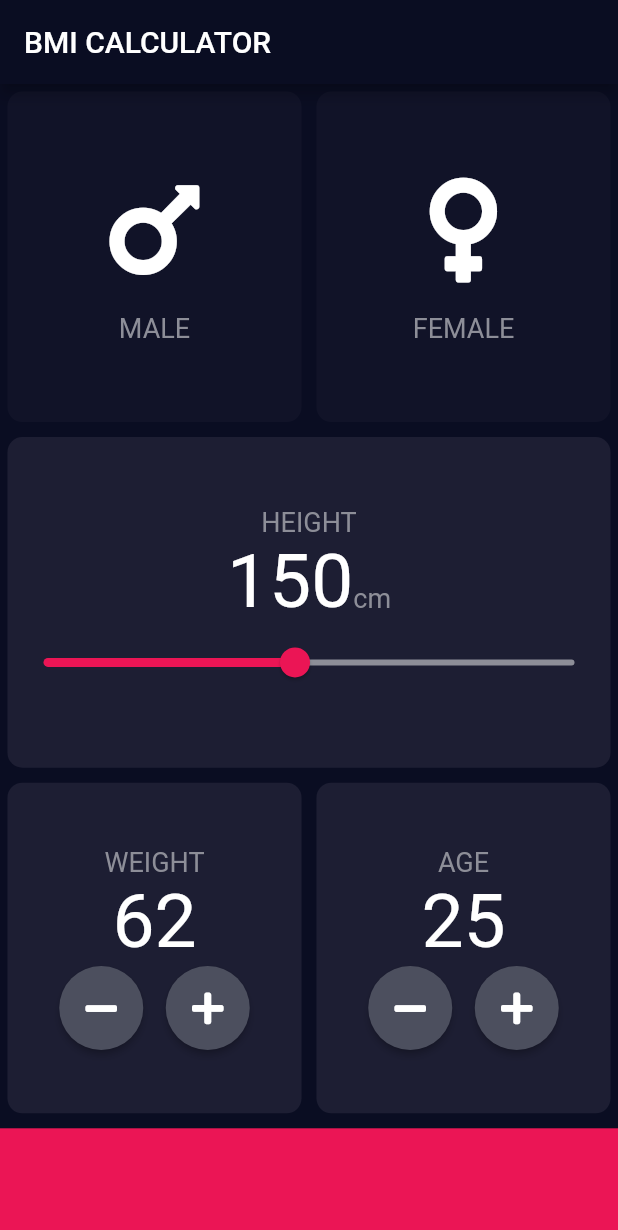
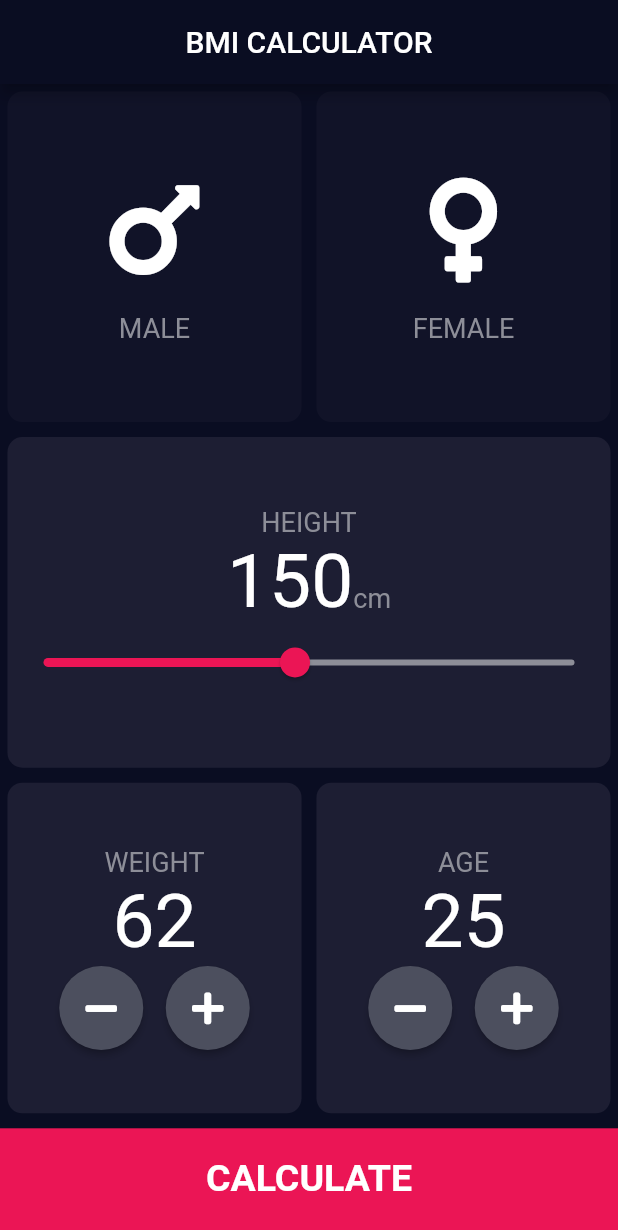
Before and after one commit to ErR0rpj/trial1, a Flutter app: the screen it shows after launch, on a phone screen of 412 x 824 dp. Shown: the top 1230 px of the screen. Run offline on Flutter 3.47's test engine with Material 2 defaults, Android fonts, the phone set to English and light mode, and no system bars; our stand-ins replace font_awesome_flutter, rflutter_alert.

Commit message:
BMI app completed

```diff
--- a/bmi-calculator-flutter-master/lib/constants.dart
+++ b/bmi-calculator-flutter-master/lib/constants.dart
@@ -2,6 +2,10 @@ import 'package:flutter/material.dart';
 
 const double min_height = 60;
 const double max_height = 250;
+const Color cardColor_clicked = Color(0xFF1D1E33);
+const Color cardColor_unclicked = Color(0xFF111328);
+const Color bottomBarColor = Color(0xFFEB1555);
+const double bottombarHeight = 80.0;
 
 const commonTextStyle = TextStyle(
   fontSize: 18,
--- a/bmi-calculator-flutter-master/lib/input_page.dart
+++ b/bmi-calculator-flutter-master/lib/input_page.dart
@@ -1,19 +1,18 @@
 import 'package:bmi_calculator/constants.dart';
 import 'package:flutter/material.dart';
 import 'package:font_awesome_flutter/font_awesome_flutter.dart';
+import 'BMI.dart';
 import 'ResuableCardContainer.dart';
 import 'CardContent.dart';
+import 'result_page.dart';
 
 Gender selectedGender;
 int height = 150;
 int weight = 62;
 int age = 25;
-const double bottombarHeight = 80.0;
 const int cardFlex = 6;
 const int bottomBarFlex = 2;
-const Color cardColor_clicked = Color(0xFF1D1E33);
-const Color cardColor_unclicked = Color(0xFF111328);
-const Color bottomBarColor = Color(0xFFEB1555);
+
 enum Gender {
   male,
   female,
@@ -29,7 +28,9 @@ class _InputPageState extends State<InputPage> {
   Widget build(BuildContext context) {
     return Scaffold(
       appBar: AppBar(
-        title: Text('BMI CALCULATOR'),
+        title: Center(
+          child: Text('BMI CALCULATOR'),
+        ),
       ),
       body: Column(
         crossAxisAlignment: CrossAxisAlignment.stretch,
@@ -212,10 +213,36 @@ class _InputPageState extends State<InputPage> {
           //Bottom bar. This container may have bugs depeding upon the devices.
           Expanded(
             flex: bottomBarFlex,
-            child: Container(
-              color: bottomBarColor,
-              margin: EdgeInsets.only(top: 5),
-              height: bottombarHeight,
+            child: GestureDetector(
+              onTap: () {
+                BMI bmi = BMI(height: height, weight: weight);
+                Navigator.push(
+                  context,
+                  MaterialPageRoute(
+                    builder: (context) => ResultPage(
+                      bmi: bmi.calculateBMI(),
+                      result: bmi.getResult(),
+                      message: bmi.getMessage(),
+                    ),
+                  ),
+                );
+              },
+              child: Container(
+                padding: EdgeInsets.only(bottom: 5),
+                width: double.infinity,
+                child: Center(
+                  child: Text(
+                    'CALCULATE',
+                    style: TextStyle(
+                      fontSize: 25,
+                      fontWeight: FontWeight.bold,
+                    ),
+                  ),
+                ),
+                color: bottomBarColor,
+                margin: EdgeInsets.only(top: 5),
+                height: bottombarHeight,
+              ),
             ),
           ),
         ],
--- a/bmi-calculator-flutter-master/lib/main.dart
+++ b/bmi-calculator-flutter-master/lib/main.dart
@@ -8,6 +8,7 @@
 //Slider
 //WidgetTheme (not implemented in this app though but can be found in videos)
 //Custom Widget (here a button is made)
+//Routes and Navigation
 
 import 'package:flutter/material.dart';
 import 'input_page.dart';
```
Also changed, not shown: bmi-calculator-flutter-master/lib/BMI.dart (added, +34 -0 lines), bmi-calculator-flutter-master/lib/result_page.dart (added, +92 -0 lines).
